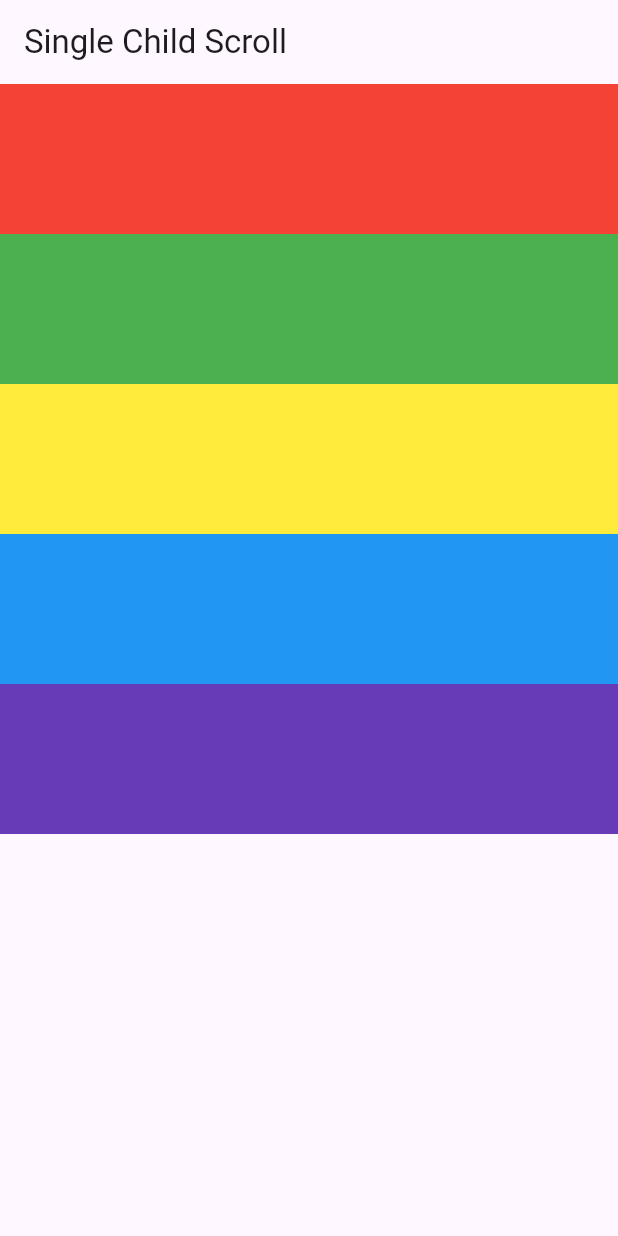
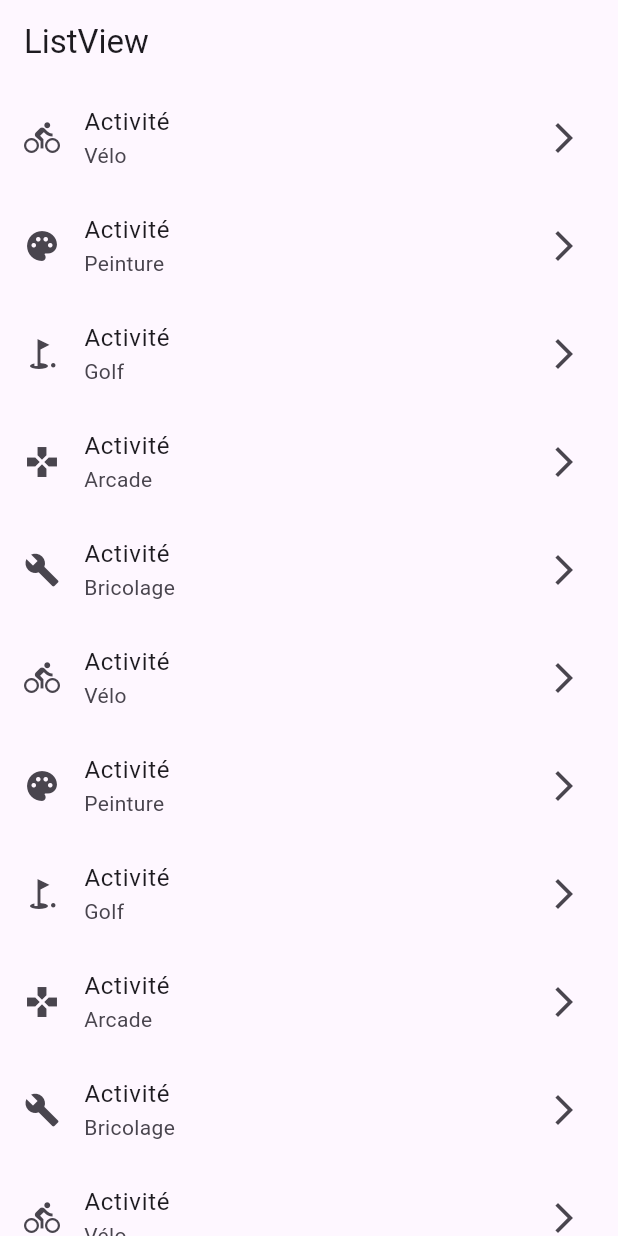
Before and after one commit to fabienlierville/flutter_di22-1_scroll, a Flutter app: the screen it shows after launch, on a phone screen of 412 x 824 dp. Run offline on Flutter 3.47's test engine with Material 3 defaults, Android fonts, the phone set to English and light mode, and no system bars.

Commit message:
ListView

```diff
--- a/lib/main.dart
+++ b/lib/main.dart
@@ -1,5 +1,6 @@
 import 'package:flutter/material.dart';
 import 'package:scroll/pages/home_page.dart';
+import 'package:scroll/pages/list_view_page.dart';
 
 void main() {
   runApp(const MyApp());
@@ -16,7 +17,7 @@ class MyApp extends StatelessWidget {
         colorScheme: ColorScheme.fromSeed(seedColor: Colors.deepPurple),
         useMaterial3: true,
       ),
-      home: const HomePage(),
+      home: const ListViewPage(),
     );
   }
 }
--- /dev/null
+++ b/lib/models/activite.dart
@@ -0,0 +1,11 @@
+import 'package:flutter/material.dart';
+
+class Activite{
+  String nom;
+  IconData icone;
+
+  Activite({
+    required this.nom,
+    required this.icone,
+  });
+}
--- /dev/null
+++ b/lib/pages/list_view_page.dart
@@ -0,0 +1,72 @@
+import 'package:flutter/material.dart';
+import 'package:scroll/models/activite.dart';
+
+class ListViewPage extends StatefulWidget {
+  const ListViewPage({super.key});
+
+  @override
+  State<ListViewPage> createState() => _ListViewPageState();
+}
+
+class _ListViewPageState extends State<ListViewPage> {
+  List<Activite> activites = [
+    Activite(nom: "Vélo", icone: Icons.directions_bike),
+    Activite(nom: "Peinture", icone: Icons.palette),
+    Activite(nom: "Golf", icone: Icons.golf_course),
+    Activite(nom: "Arcade", icone: Icons.gamepad),
+    Activite(nom: "Bricolage", icone: Icons.build),
+    Activite(nom: "Vélo", icone: Icons.directions_bike),
+    Activite(nom: "Peinture", icone: Icons.palette),
+    Activite(nom: "Golf", icone: Icons.golf_course),
+    Activite(nom: "Arcade", icone: Icons.gamepad),
+    Activite(nom: "Bricolage", icone: Icons.build),
+    Activite(nom: "Vélo", icone: Icons.directions_bike),
+    Activite(nom: "Peinture", icone: Icons.palette),
+    Activite(nom: "Golf", icone: Icons.golf_course),
+    Activite(nom: "Arcade", icone: Icons.gamepad),
+    Activite(nom: "Bricolage", icone: Icons.build),
+    Activite(nom: "Vélo", icone: Icons.directions_bike),
+    Activite(nom: "Peinture", icone: Icons.palette),
+    Activite(nom: "Golf", icone: Icons.golf_course),
+    Activite(nom: "Arcade", icone: Icons.gamepad),
+    Activite(nom: "Bricolage", icone: Icons.build),
+    Activite(nom: "Vélo", icone: Icons.directions_bike),
+    Activite(nom: "Peinture", icone: Icons.palette),
+    Activite(nom: "Golf", icone: Icons.golf_course),
+    Activite(nom: "Arcade", icone: Icons.gamepad),
+    Activite(nom: "Bricolage", icone: Icons.build),
+    Activite(nom: "Vélo", icone: Icons.directions_bike),
+    Activite(nom: "Peinture", icone: Icons.palette),
+    Activite(nom: "Golf", icone: Icons.golf_course),
+    Activite(nom: "Arcade", icone: Icons.gamepad),
+    Activite(nom: "Bricolage", icone: Icons.build),
+    Activite(nom: "Vélo", icone: Icons.directions_bike),
+    Activite(nom: "Peinture", icone: Icons.palette),
+    Activite(nom: "Golf", icone: Icons.golf_course),
+    Activite(nom: "Arcade", icone: Icons.gamepad),
+    Activite(nom: "Bricolage", icone: Icons.build),
+  ];
+
+  @override
+  Widget build(BuildContext context) {
+    return Scaffold(
+      appBar: AppBar(title: Text("ListView"),),
+      body: ListView.builder(
+          itemCount: activites.length,
+          itemBuilder: (context, index){
+            Activite activite = activites[index];
+            return ListTile(
+              title:  Text("Activité"),
+              subtitle: Text(activite.nom),
+              trailing: Icon(Icons.arrow_forward_ios),
+              leading: Icon(activite.icone),
+              onTap: (){
+                print(activite.nom);
+                //Une navigation vers une nouvelle page
+              },
+            );
+          }
+      ),
+    );
+  }
+}
```
Also changed, not shown: lib/pages/home_page.dart (+33 -1 lines).
